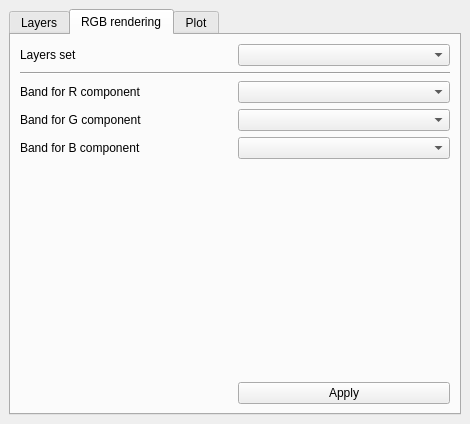
This is datacubeplugin/ui/datacubewidget.ui in planetfederal/qgis-datacube-plugin as Qt 5 draws it before an edit. The edited form follows.
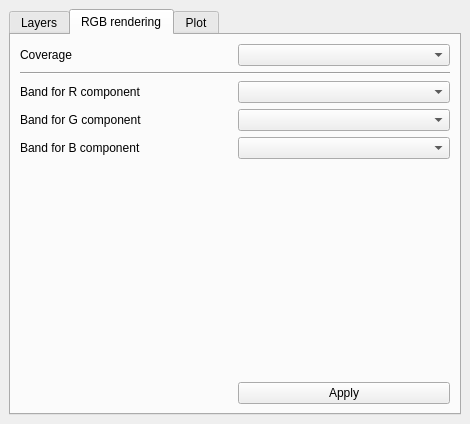
This is the edited form. The open tabs and pages were chosen to show the change.

The edit to the form file:
```diff
--- a/datacubeplugin/ui/datacubewidget.ui
+++ b/datacubeplugin/ui/datacubewidget.ui
@@ -64,7 +64,7 @@
         <item row="0" column="0">
          <widget class="QLabel" name="label_4">
           <property name="text">
-           <string>Layers set</string>
+           <string>Coverage</string>
           </property>
          </widget>
         </item>
```
Left out of the diff: 2 changed lines with no effect on the pictures.
